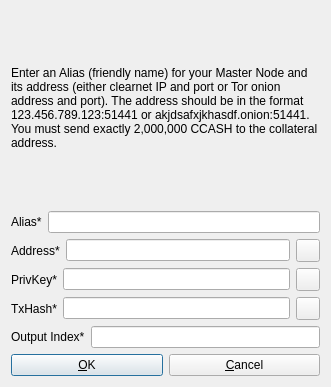
Rubixblockchain/Rubix, file src/qt/forms/addeditadrenalinenode.ui: the form before one commit.
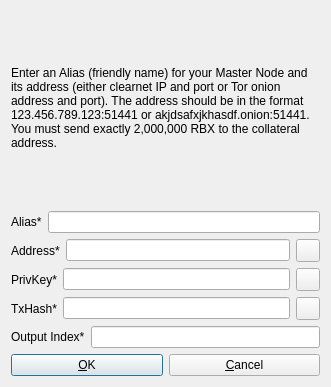
The form after the commit. Icons and pictures are not drawn.

Patch:
```diff
--- a/src/qt/forms/addeditadrenalinenode.ui
+++ b/src/qt/forms/addeditadrenalinenode.ui
@@ -29,7 +29,7 @@
       </sizepolicy>
      </property>
      <property name="text">
-      <string>&lt;html&gt;&lt;head/&gt;&lt;body&gt;&lt;p&gt;Enter an Alias (friendly name) for your Master Node and its address (either clearnet IP and port or Tor onion address and port). The address should be in the format 123.456.789.123:51441 or akjdsafxjkhasdf.onion:51441. You must send exactly 2,000,000 CCASH to the collateral address.&lt;/p&gt;&lt;/body&gt;&lt;/html&gt;</string>
+      <string>&lt;html&gt;&lt;head/&gt;&lt;body&gt;&lt;p&gt;Enter an Alias (friendly name) for your Master Node and its address (either clearnet IP and port or Tor onion address and port). The address should be in the format 123.456.789.123:51441 or akjdsafxjkhasdf.onion:51441. You must send exactly 2,000,000 RBX to the collateral address.&lt;/p&gt;&lt;/body&gt;&lt;/html&gt;</string>
      </property>
      <property name="wordWrap">
       <bool>true</bool>
```
